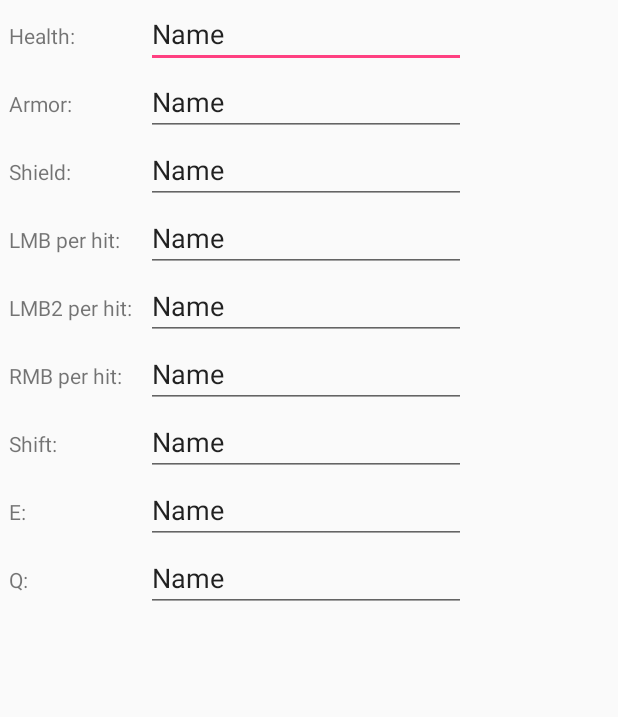
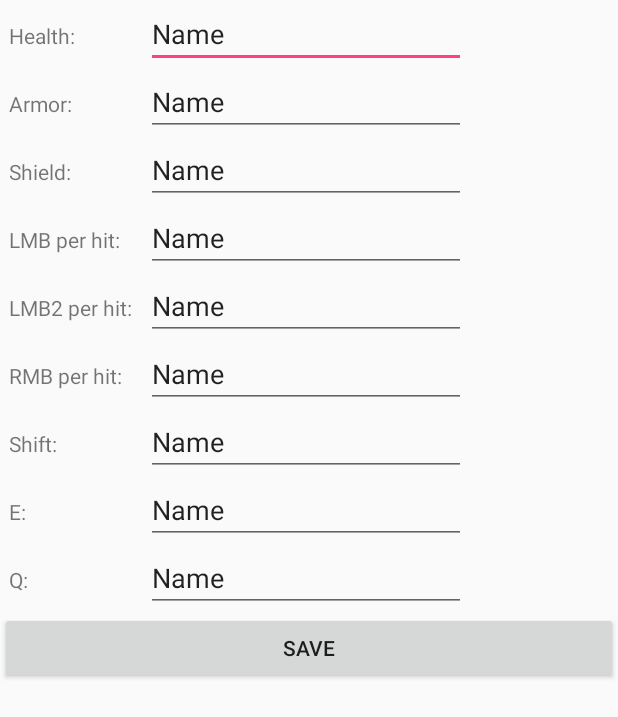
Before and after one commit to rlam17/DPSProject, an Android app: the layout hero_edit.xml on its own in the app's theme, with its tools: preview values and no code run, on a phone screen of 412 x 824 dp. Shown: the top 717 px of the screen. Run offline under Robolectric (Android 15) with nearby library versions, the phone set to English and light mode, and no system bars.

```diff
--- a/app/src/main/res/layout/hero_edit.xml
+++ b/app/src/main/res/layout/hero_edit.xml
@@ -92,7 +92,9 @@
             android:id="@+id/lmb2edit" />
     </TableRow>
 
-    <TableRow>
+    <TableRow
+        android:layout_width="match_parent"
+        android:layout_height="match_parent">
         <TextView
             android:layout_column="1"
             android:text="RMB per hit: "
@@ -155,6 +157,7 @@
 
     </TableRow>
 
-
+    <Button android:id="@+id/saveButton"
+        android:text="Save" />
 
 </TableLayout>
```
Also changed, not shown: app/src/main/java/com/example/rlam17/dpsproject/HeroEdit.java (+31 -3 lines).
